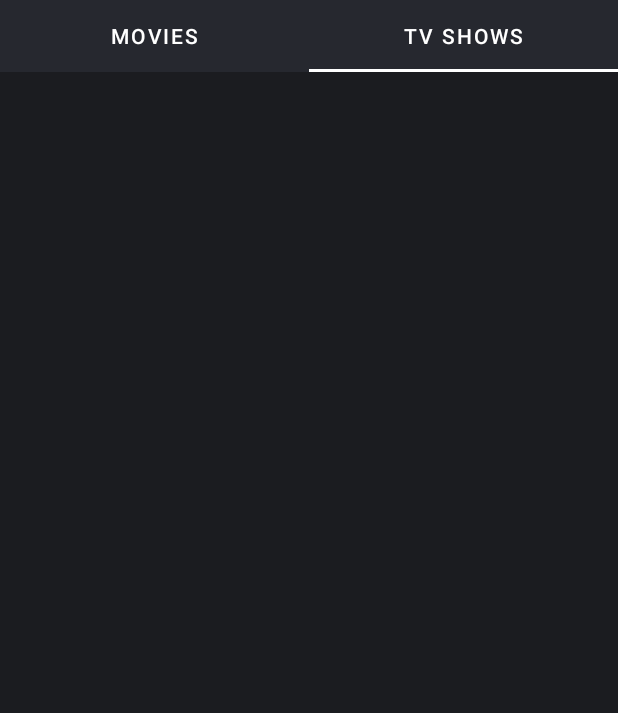
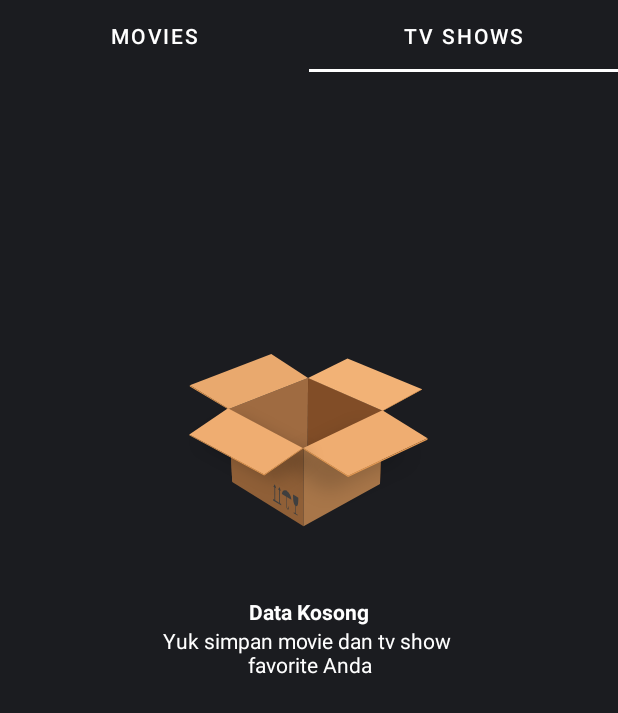
Before and after one commit to aliAsgarZainalAbidin/movie-xml, an Android app: the fragment SaveFragment shown on its own in the app's theme, tab 2 chosen, on a phone screen of 412 x 824 dp. Shown: the top 713 px of the screen. Run offline under Robolectric (Android 15) with nearby library versions, the phone set to English and light mode, and no system bars; our stand-ins replace Room's generated code; pictures from the network do not load; 2 statements that could not run were skipped.

Commit message:
log changes : 1. add empty layout in SaveFragment.kt

```diff
--- a/app/src/main/java/com/example/movie_app_xml/view/save/TabMoviesFragment.kt
+++ b/app/src/main/java/com/example/movie_app_xml/view/save/TabMoviesFragment.kt
@@ -12,6 +12,8 @@ import com.example.movie_app_xml.R
 import com.example.movie_app_xml.api.ApiFactory
 import com.example.movie_app_xml.data.AppDatabase
 import com.example.movie_app_xml.data.Repository
+import com.example.movie_app_xml.data.entity.MyMovie
+import com.example.movie_app_xml.data.entity.PopularTv
 import com.example.movie_app_xml.databinding.FragmentTabMoviesBinding
 import com.example.movie_app_xml.databinding.FragmentTabTvShowsBinding
 import com.example.movie_app_xml.view.adapter.TabMoviesAdapter
@@ -25,6 +27,7 @@ class TabMoviesFragment : Fragment() {
     private lateinit var _binding : FragmentTabMoviesBinding
     private val binding get() = _binding
     private lateinit var tabMovieViewModel: TabMovieViewModel
+    private var listMovies : ArrayList<MyMovie> =arrayListOf()
 
     override fun onCreateView(
         inflater: LayoutInflater, container: ViewGroup?,
@@ -44,13 +47,25 @@ class TabMoviesFragment : Fragment() {
 
         val navController = (activity as AppCompatActivity).findNavController(R.id.fcv_base_container)
         tabMovieViewModel.getAllMyMovies().observe(viewLifecycleOwner, {
+            listMovies.addAll(it)
             binding.rvFtmList.apply {
                 layoutManager = LinearLayoutManager(requireContext(), LinearLayoutManager.VERTICAL, false)
-                val adaptertvShow = TabMoviesAdapter(it,navController)
+                val adaptertvShow = TabMoviesAdapter(listMovies,navController)
                 adaptertvShow.notifyDataSetChanged()
                 adapter = adaptertvShow
             }
+            setLoading()
         })
     }
 
+    fun setLoading(){
+        if (listMovies.size > 0){
+            binding.containerItemFtmCl.visibility = View.VISIBLE
+            binding.empty.root.visibility = View.GONE
+        } else {
+            binding.containerItemFtmCl.visibility = View.GONE
+            binding.empty.root.visibility = View.VISIBLE
+        }
+    }
+
 }
--- a/app/src/main/java/com/example/movie_app_xml/view/save/TabTvShowsFragment.kt
+++ b/app/src/main/java/com/example/movie_app_xml/view/save/TabTvShowsFragment.kt
@@ -12,6 +12,8 @@ import com.example.movie_app_xml.R
 import com.example.movie_app_xml.api.ApiFactory
 import com.example.movie_app_xml.data.AppDatabase
 import com.example.movie_app_xml.data.Repository
+import com.example.movie_app_xml.data.entity.MyMovie
+import com.example.movie_app_xml.data.entity.MyTvShow
 import com.example.movie_app_xml.databinding.FragmentTabTvShowsBinding
 import com.example.movie_app_xml.view.adapter.TabTvShowsAdapter
 import com.example.movie_app_xml.view_model.TabTvShowViewModel
@@ -22,6 +24,7 @@ class TabTvShowsFragment : Fragment() {
     private lateinit var _binding : FragmentTabTvShowsBinding
     private val binding get() = _binding
     private lateinit var tabTvShowViewModel : TabTvShowViewModel
+    private var listTv : ArrayList<MyTvShow> =arrayListOf()
 
     override fun onCreateView(
         inflater: LayoutInflater, container: ViewGroup?,
@@ -41,12 +44,24 @@ class TabTvShowsFragment : Fragment() {
 
         val navController = (activity as AppCompatActivity).findNavController(R.id.fcv_base_container)
         tabTvShowViewModel.getAllTvShow().observe(viewLifecycleOwner, {
+            listTv.addAll(it)
             binding.rvFttsList.apply {
                 layoutManager = LinearLayoutManager(requireContext(), LinearLayoutManager.VERTICAL, false)
-                val adaptertvShow = TabTvShowsAdapter(it,navController)
+                val adaptertvShow = TabTvShowsAdapter(listTv,navController)
                 adaptertvShow.notifyDataSetChanged()
                 adapter = adaptertvShow
             }
+            setLoading()
         })
     }
+
+    fun setLoading(){
+        if (listTv.size > 0){
+            binding.containerItemFttCl.visibility = View.VISIBLE
+            binding.empty.root.visibility = View.GONE
+        } else {
+            binding.containerItemFttCl.visibility = View.GONE
+            binding.empty.root.visibility = View.VISIBLE
+        }
+    }
 }
--- /dev/null
+++ b/app/src/main/res/layout/empty_layout.xml
@@ -0,0 +1,40 @@
+<?xml version="1.0" encoding="utf-8"?>
+<androidx.constraintlayout.widget.ConstraintLayout xmlns:android="http://schemas.android.com/apk/res/android"
+    xmlns:app="http://schemas.android.com/apk/res-auto"
+    android:layout_width="match_parent"
+    android:layout_height="match_parent"
+    android:background="@color/dark_blue_900_tt">
+
+    <com.airbnb.lottie.LottieAnimationView
+        android:id="@+id/empty_el_lav"
+        android:layout_width="200dp"
+        android:layout_height="200dp"
+        android:layout_marginTop="150dp"
+        app:layout_constraintEnd_toEndOf="parent"
+        app:layout_constraintStart_toStartOf="parent"
+        app:layout_constraintTop_toTopOf="parent"
+        app:lottie_autoPlay="true"
+        app:lottie_rawRes="@raw/empty" />
+
+    <com.google.android.material.textview.MaterialTextView
+        android:id="@+id/title_el_mtv"
+        android:layout_width="wrap_content"
+        android:layout_height="wrap_content"
+        android:text="Data Kosong"
+        android:textColor="@color/white"
+        android:textStyle="bold"
+        app:layout_constraintEnd_toEndOf="@id/empty_el_lav"
+        app:layout_constraintStart_toStartOf="@id/empty_el_lav"
+        app:layout_constraintTop_toBottomOf="@id/empty_el_lav" />
+
+    <com.google.android.material.textview.MaterialTextView
+        android:layout_width="wrap_content"
+        android:layout_height="wrap_content"
+        android:gravity="center"
+        android:text="Yuk simpan movie dan tv show \nfavorite Anda"
+        android:textColor="@color/white"
+        app:layout_constraintEnd_toEndOf="@id/empty_el_lav"
+        app:layout_constraintStart_toStartOf="@id/empty_el_lav"
+        app:layout_constraintTop_toBottomOf="@id/title_el_mtv" />
+
+</androidx.constraintlayout.widget.ConstraintLayout>
--- a/app/src/main/res/layout/fragment_save.xml
+++ b/app/src/main/res/layout/fragment_save.xml
@@ -13,8 +13,8 @@
         android:layout_height="wrap_content">
 
         <com.google.android.material.tabs.TabLayout
-            app:tabBackground="@color/dark_blue_900"
-            android:background="@color/dark_blue_900"
+            app:tabBackground="@color/dark_blue_900_tt"
+            android:background="#1B1C20"
             app:tabTextColor="@color/white"
             app:tabIndicatorColor="@color/white"
             app:layout_constraintTop_toTopOf="parent"
--- a/app/src/main/res/layout/fragment_tab_movies.xml
+++ b/app/src/main/res/layout/fragment_tab_movies.xml
@@ -4,9 +4,19 @@
     xmlns:tools="http://schemas.android.com/tools"
     android:background="#1B1C20"
     android:layout_width="match_parent"
-    android:paddingHorizontal="16dp"
     android:layout_height="match_parent"
     tools:context=".view.save.TabMoviesFragment">
+
+    <FrameLayout
+        android:layout_width="match_parent"
+        android:layout_height="match_parent">
+
+        <androidx.constraintlayout.widget.ConstraintLayout
+            android:id="@+id/container_item_ftm_cl"
+            android:visibility="gone"
+            android:paddingHorizontal="16dp"
+            android:layout_width="match_parent"
+            android:layout_height="match_parent">
 
             <androidx.recyclerview.widget.RecyclerView
                 android:id="@+id/rv_ftm_list"
@@ -18,3 +28,10 @@
                 android:layout_height="0dp"/>
 
         </androidx.constraintlayout.widget.ConstraintLayout>
+
+        <include android:id="@+id/empty"
+            layout="@layout/empty_layout"/>
+
+    </FrameLayout>
+
+</androidx.constraintlayout.widget.ConstraintLayout>
--- a/app/src/main/res/layout/fragment_tab_tv_shows.xml
+++ b/app/src/main/res/layout/fragment_tab_tv_shows.xml
@@ -4,9 +4,19 @@
     xmlns:tools="http://schemas.android.com/tools"
     android:background="#1B1C20"
     android:layout_width="match_parent"
-    android:paddingHorizontal="16dp"
     android:layout_height="match_parent"
     tools:context=".view.save.TabTvShowsFragment">
+
+    <FrameLayout
+        android:layout_width="match_parent"
+        android:layout_height="match_parent">
+
+        <androidx.constraintlayout.widget.ConstraintLayout
+            android:id="@+id/container_item_ftt_cl"
+            android:visibility="gone"
+            android:paddingHorizontal="16dp"
+            android:layout_width="match_parent"
+            android:layout_height="match_parent">
 
             <androidx.recyclerview.widget.RecyclerView
                 android:id="@+id/rv_ftts_list"
@@ -18,3 +28,10 @@
                 android:layout_height="0dp"/>
 
         </androidx.constraintlayout.widget.ConstraintLayout>
+
+        <include android:id="@+id/empty"
+            layout="@layout/empty_layout"/>
+
+    </FrameLayout>
+
+</androidx.constraintlayout.widget.ConstraintLayout>
--- a/app/src/main/res/values/colors.xml
+++ b/app/src/main/res/values/colors.xml
@@ -8,6 +8,7 @@
     <color name="black">#FF000000</color>
     <color name="white">#FFFFFFFF</color>
     <color name="dark_blue_900">#FF26282F</color>
+    <color name="dark_blue_900_tt">#1B1C20</color>
     <color name="dark_blue_900_t">#8026282F</color>
     <color name="grey">#FFC5C5C5</color>
     <color name="green_500">#FF1EB980</color>
```
Lines whose indentation alone changed are shown as unchanged.
